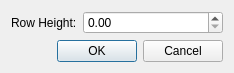
The window that scribus/ui/tablerowheightsdialog.ui (scribusproject/scribus) describes before a commit, drawn with Qt 5.
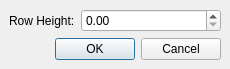
The same window after the commit. Custom widgets are drawn as their Qt base class.

Commit message: #16456: Unify margins and spacing for dialogs, set 4 <bubu>

What changed in the file:
```diff
--- a/scribus/ui/tablerowheightsdialog.ui
+++ b/scribus/ui/tablerowheightsdialog.ui
@@ -17,6 +17,18 @@
    <bool>true</bool>
   </property>
   <layout class="QVBoxLayout" name="verticalLayout">
+   <property name="leftMargin">
+    <number>9</number>
+   </property>
+   <property name="topMargin">
+    <number>9</number>
+   </property>
+   <property name="rightMargin">
+    <number>9</number>
+   </property>
+   <property name="bottomMargin">
+    <number>9</number>
+   </property>
    <item>
     <layout class="QFormLayout" name="formLayout">
      <item row="0" column="0">
```
The commit also changes 7 other files.
